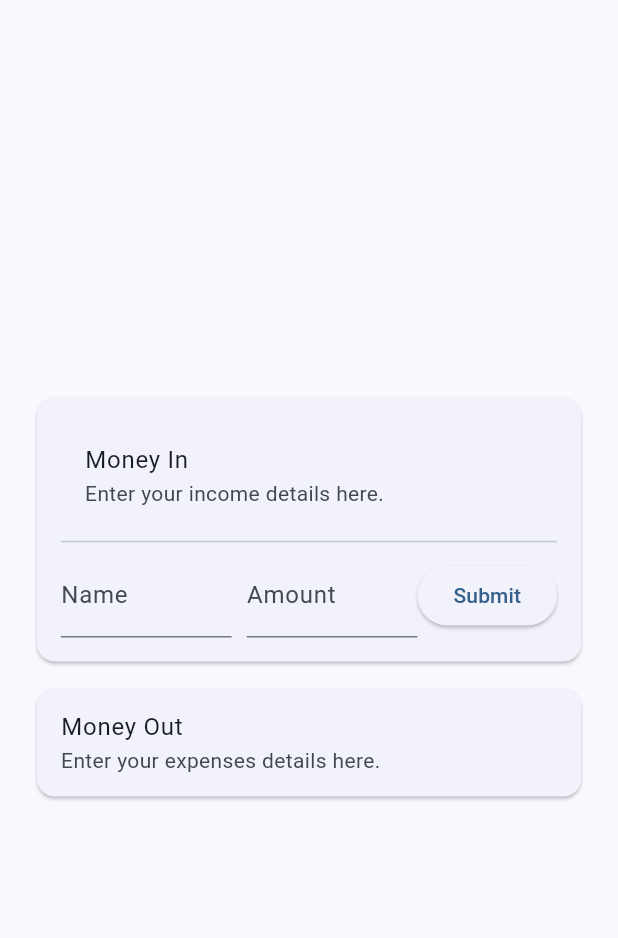
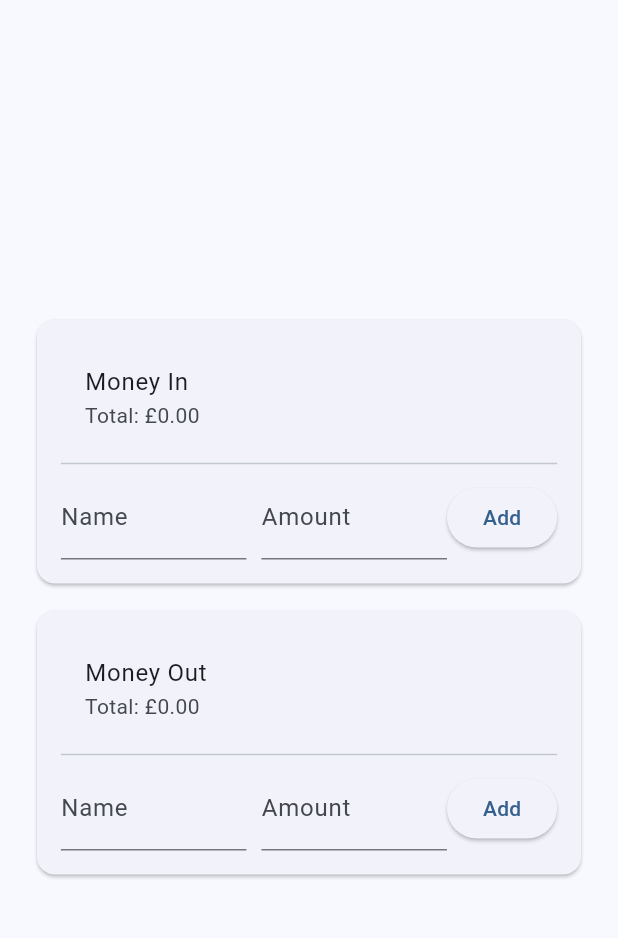
Before and after one commit to zoet24/salary-split, a Flutter app: the screen it shows after launch, on a phone screen of 412 x 824 dp, the part 63-1001 px from its top. Run offline on Flutter 3.47's test engine with Material 3 defaults, Android fonts, the phone set to English and light mode, and no system bars.

Commit message:
Add separate money in and money out forms

```diff
--- a/lib/main.dart
+++ b/lib/main.dart
@@ -26,8 +26,36 @@
 
 class SalarySplitAppState extends ChangeNotifier {}
 
-class SalarySplitHomePage extends StatelessWidget {
+class SalarySplitHomePage extends StatefulWidget {
   const SalarySplitHomePage({super.key});
+
+  @override
+  _SalarySplitHomePageState createState() => _SalarySplitHomePageState();
+}
+
+class _SalarySplitHomePageState extends State<SalarySplitHomePage> {
+  final GlobalKey<MyCustomFormState> _myCustomFormKeyIn =
+      GlobalKey<MyCustomFormState>();
+  final GlobalKey<MyCustomFormState> _myCustomFormKeyOut =
+      GlobalKey<MyCustomFormState>();
+  double totalAmountIn = 0.0;
+  double totalAmountOut = 0.0;
+
+  void _updateTotalAmountIn() {
+    if (_myCustomFormKeyIn.currentState != null) {
+      setState(() {
+        totalAmountIn = _myCustomFormKeyIn.currentState!.getTotalAmount();
+      });
+    }
+  }
+
+  void _updateTotalAmountOut() {
+    if (_myCustomFormKeyOut.currentState != null) {
+      setState(() {
+        totalAmountOut = _myCustomFormKeyOut.currentState!.getTotalAmount();
+      });
+    }
+  }
 
   @override
   Widget build(BuildContext context) {
@@ -47,7 +75,7 @@
               width: cardWidth,
               child: Column(
                 mainAxisAlignment: MainAxisAlignment.center,
-                children: const <Widget>[
+                children: <Widget>[
                   Card(
                     child: Padding(
                       padding: EdgeInsets.all(16.0),
@@ -56,19 +84,35 @@
                         children: [
                           ListTile(
                             title: Text('Money In'),
-                            subtitle: Text('Enter your income details here.'),
+                            subtitle: Text(
+                                'Total: \£${_myCustomFormKeyIn.currentState?.getTotalAmount().toStringAsFixed(2) ?? '0.00'}'),
                           ),
                           Divider(),
-                          MyCustomForm(),
+                          MyCustomForm(
+                              key: _myCustomFormKeyIn,
+                              onUpdate: _updateTotalAmountIn),
                         ],
                       ),
                     ),
                   ),
                   SizedBox(height: 10),
                   Card(
-                    child: ListTile(
-                      title: Text('Money Out'),
-                      subtitle: Text('Enter your expenses details here.'),
+                    child: Padding(
+                      padding: EdgeInsets.all(16.0),
+                      child: Column(
+                        crossAxisAlignment: CrossAxisAlignment.start,
+                        children: [
+                          ListTile(
+                            title: Text('Money Out'),
+                            subtitle: Text(
+                                'Total: \£${_myCustomFormKeyOut.currentState?.getTotalAmount().toStringAsFixed(2) ?? '0.00'}'),
+                          ),
+                          Divider(),
+                          MyCustomForm(
+                              key: _myCustomFormKeyOut,
+                              onUpdate: _updateTotalAmountOut),
+                        ],
+                      ),
                     ),
                   ),
                 ],
@@ -82,7 +126,8 @@
 }
 
 class MyCustomForm extends StatefulWidget {
-  const MyCustomForm({super.key});
+  final Function onUpdate;
+  const MyCustomForm({super.key, required this.onUpdate});
 
   @override
   MyCustomFormState createState() {
@@ -97,6 +142,12 @@
 
   List<Map<String, String>> _submittedData = [];
 
+  double getTotalAmount() {
+    return _submittedData.fold(0.0, (sum, item) {
+      return sum + double.tryParse(item['amount'] ?? '0.0')!;
+    });
+  }
+
   void _submitData() {
     if (_formKey.currentState!.validate()) {
       setState(() {
@@ -105,6 +156,8 @@
           'amount': _amountController.text,
         });
       });
+
+      widget.onUpdate();
 
       ScaffoldMessenger.of(context).showSnackBar(
         const SnackBar(content: Text('Data Submitted')),
@@ -120,6 +173,7 @@
     setState(() {
       _submittedData.removeAt(index);
     });
+    widget.onUpdate();
   }
 
   @override
@@ -203,7 +257,7 @@
               ),
               ElevatedButton(
                 onPressed: _submitData,
-                child: const Text('Submit'),
+                child: const Text('Add'),
               ),
             ],
           ),
```
